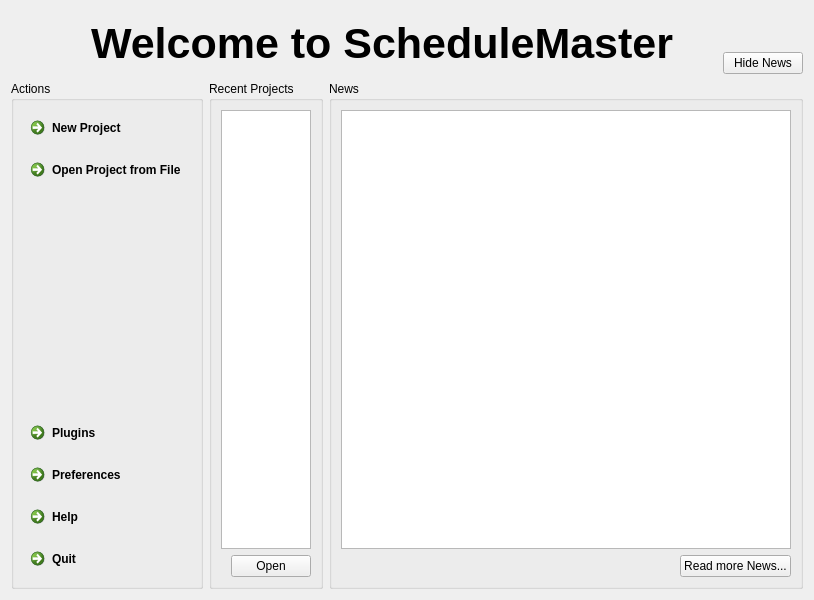
The window that Widgets/Docks/DockWelcome.ui (ma7t3/ScheduleMaster) describes before a commit, drawn with Qt 5.
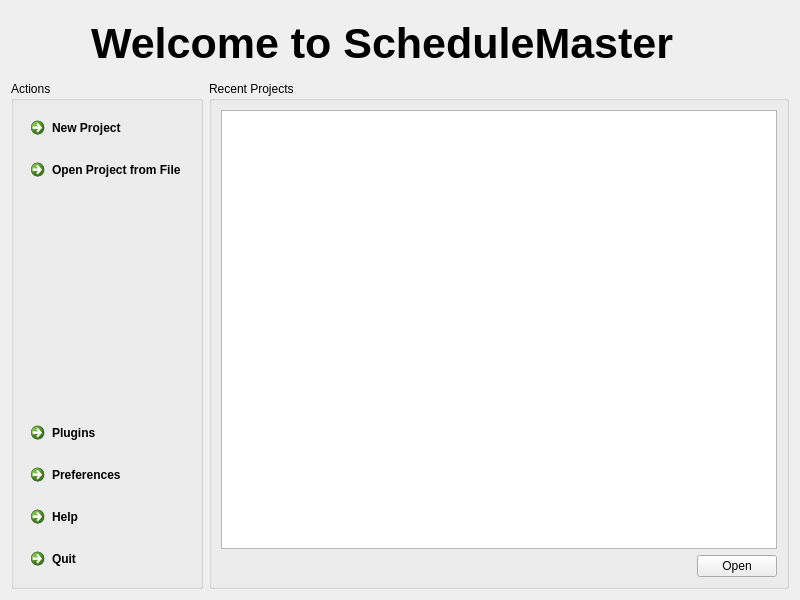
The same window after the commit. Icons and pictures are not drawn.

Patch:
```diff
--- a/Widgets/Docks/DockWelcome.ui
+++ b/Widgets/Docks/DockWelcome.ui
@@ -70,37 +70,10 @@
        </property>
       </spacer>
      </item>
-     <item>
-      <layout class="QVBoxLayout" name="verticalLayout_5">
-       <item>
-        <spacer name="verticalSpacer_2">
-         <property name="orientation">
-          <enum>Qt::Orientation::Vertical</enum>
-         </property>
-         <property name="sizeType">
-          <enum>QSizePolicy::Policy::Maximum</enum>
-         </property>
-         <property name="sizeHint" stdset="0">
-          <size>
-           <width>20</width>
-           <height>40</height>
-          </size>
-         </property>
-        </spacer>
-       </item>
-       <item>
-        <widget class="QPushButton" name="pbToggleNews">
-         <property name="text">
-          <string>Hide News</string>
-         </property>
-        </widget>
-       </item>
-      </layout>
-     </item>
     </layout>
    </item>
    <item>
-    <layout class="QHBoxLayout" name="horizontalLayout_3" stretch="0,1,0">
+    <layout class="QHBoxLayout" name="horizontalLayout_3" stretch="0,1">
      <item>
       <widget class="QGroupBox" name="gbActions">
        <property name="title">
@@ -232,61 +205,6 @@
        </layout>
       </widget>
      </item>
-     <item>
-      <widget class="QGroupBox" name="gbNews">
-       <property name="title">
-        <string>News</string>
-       </property>
-       <layout class="QVBoxLayout" name="verticalLayout_3">
-        <item>
-         <widget class="QListWidget" name="lwNews">
-          <property name="minimumSize">
-           <size>
-            <width>450</width>
-            <height>0</height>
-           </size>
-          </property>
-          <property name="maximumSize">
-           <size>
-            <width>450</width>
-            <height>16777215</height>
-           </size>
-          </property>
-          <property name="verticalScrollMode">
-           <enum>QAbstractItemView::ScrollMode::ScrollPerPixel</enum>
-          </property>
-          <property name="horizontalScrollMode">
-           <enum>QAbstractItemView::ScrollMode::ScrollPerPixel</enum>
-          </property>
-         </widget>
-        </item>
-        <item>
-         <layout class="QHBoxLayout" name="horizontalLayout_4">
-          <item>
-           <spacer name="horizontalSpacer_3">
-            <property name="orientation">
-             <enum>Qt::Orientation::Horizontal</enum>
-            </property>
-            <property name="sizeHint" stdset="0">
-             <size>
-              <width>40</width>
-              <height>20</height>
-             </size>
-            </property>
-           </spacer>
-          </item>
-          <item>
-           <widget class="QPushButton" name="pbMoreNews">
-            <property name="text">
-             <string>Read more News...</string>
-            </property>
-           </widget>
-          </item>
-         </layout>
-        </item>
-       </layout>
-      </widget>
-     </item>
     </layout>
    </item>
   </layout>
```
Left out of the diff: 14 changed lines with no effect on the pictures.
